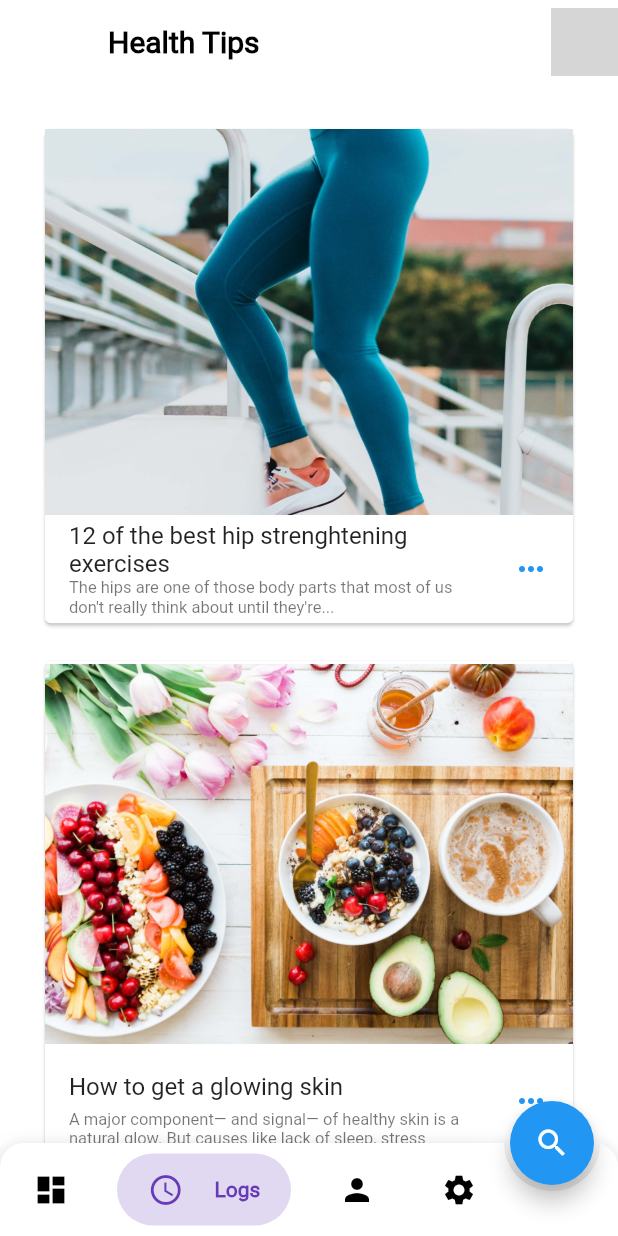
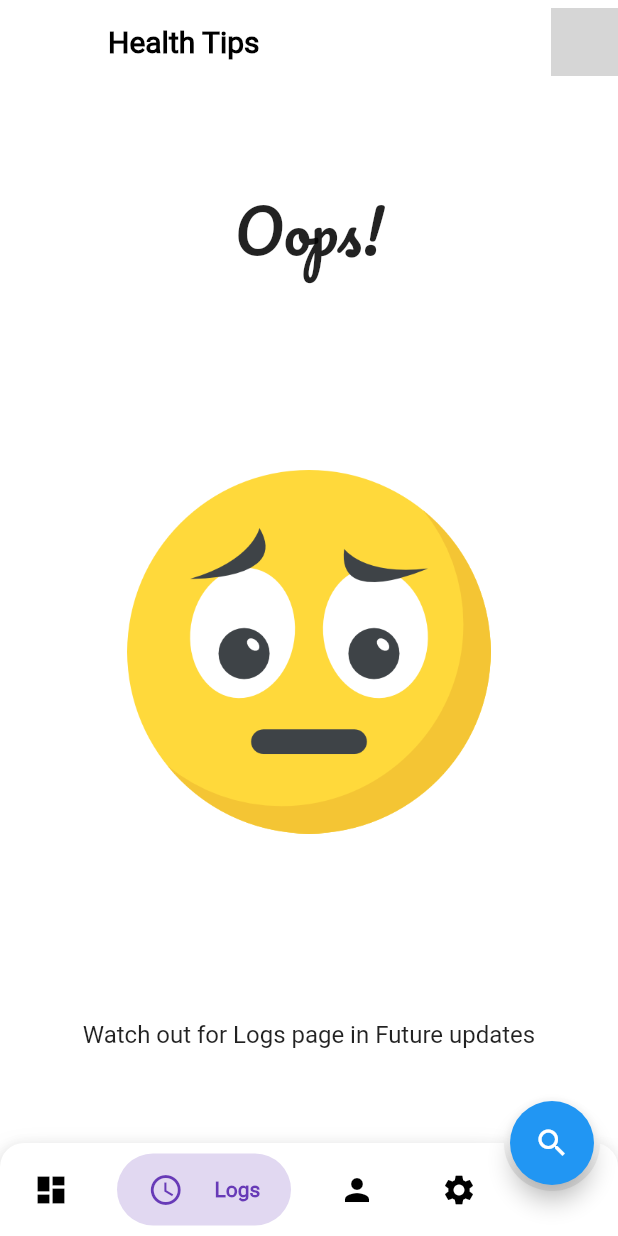
Before and after one commit to Nodenkey/diagnosify_app, a Flutter app: the Dashboard screen opened by its route, item 2 of the bottom bar chosen, on a phone screen of 412 x 824 dp. Run offline on Flutter 3.47's test engine with Material 2 defaults, Android fonts, the phone set to English and light mode, and no system bars; drawn by our look-alikes of bubble_bottom_bar; our stand-ins replace flutter_spinkit, flutter_svg, image_picker; grey boxes are pictures that could not be loaded.

```diff
--- a/diagnosify_mobile/lib/pages/dashboard.dart
+++ b/diagnosify_mobile/lib/pages/dashboard.dart
@@ -13,11 +13,14 @@ class Dashboard extends StatefulWidget {
 }
 
 class _DashboardState extends State<Dashboard> {
+  PageController _pageController = PageController(initialPage: 0);
   int currentIndex = 0;
 
   void changePage(int index) {
     setState(() {
       currentIndex = index;
+      _pageController.animateToPage(index,
+          duration: Duration(milliseconds: 400), curve: Curves.ease);
     });
   }
 
@@ -131,7 +134,17 @@ class _DashboardState extends State<Dashboard> {
           ),
         ],
       ),
-      body: ListView(
+      body: PageView(
+        scrollDirection: Axis.horizontal,
+        physics: ClampingScrollPhysics(),
+        controller: _pageController,
+        onPageChanged: (int index) {
+          setState(() {
+            currentIndex = index;
+          });
+        },
+        children: <Widget>[
+          ListView(
             physics: AlwaysScrollableScrollPhysics(),
             padding: EdgeInsets.all(30.0),
             children: <Widget>[
@@ -166,6 +179,59 @@ class _DashboardState extends State<Dashboard> {
 //                "Each year in the Good Housekeeping Institute Beauty Lab, we rigorously test skincare products, from moisturizers to cleansers...",
 //            pic: 'assets/images/pine.jpg',
 //          ),
+            ],
+          ),
+          Column(
+            mainAxisAlignment: MainAxisAlignment.spaceAround,
+            children: <Widget>[
+              Text(
+                'Oops!',
+                style: TextStyle(fontFamily: 'Pacifico', fontSize: 40),
+              ),
+              Image.asset(
+                'assets/images/sad.png',
+                width: devWidth / 1.7,
+              ),
+              Text(
+                'Watch out for Logs page in Future updates',
+                style: TextStyle(fontSize: 16),
+              )
+            ],
+          ),
+          Column(
+            mainAxisAlignment: MainAxisAlignment.spaceAround,
+            children: <Widget>[
+              Text(
+                'Oops!',
+                style: TextStyle(fontFamily: 'Pacifico', fontSize: 40),
+              ),
+              Image.asset(
+                'assets/images/sad.png',
+                width: devWidth / 1.7,
+              ),
+              Text(
+                'Watch out for Profile page in Future updates',
+                style: TextStyle(fontSize: 16),
+              )
+            ],
+          ),
+          Column(
+            mainAxisAlignment: MainAxisAlignment.spaceAround,
+            children: <Widget>[
+              Text(
+                'Oops!',
+                style: TextStyle(fontFamily: 'Pacifico', fontSize: 40),
+              ),
+              Image.asset(
+                'assets/images/sad.png',
+                width: devWidth / 1.7,
+              ),
+              Text(
+                'Watch out for Settings page in Future updates',
+                style: TextStyle(fontSize: 16),
+              )
+            ],
+          )
         ],
       ),
       floatingActionButton: FloatingActionButton(
@@ -279,3 +345,5 @@ class CustomCard extends StatelessWidget {
     );
   }
 }
+
+//TODO avatar changer
--- a/diagnosify_mobile/lib/pages/login.dart
+++ b/diagnosify_mobile/lib/pages/login.dart
@@ -282,3 +282,5 @@ class CustomButton extends StatelessWidget {
     );
   }
 }
+
+//TODO authentication
```
Also changed, not shown: diagnosify_mobile/assets/images/sad.png (added). Lines whose indentation alone changed are shown as unchanged.
